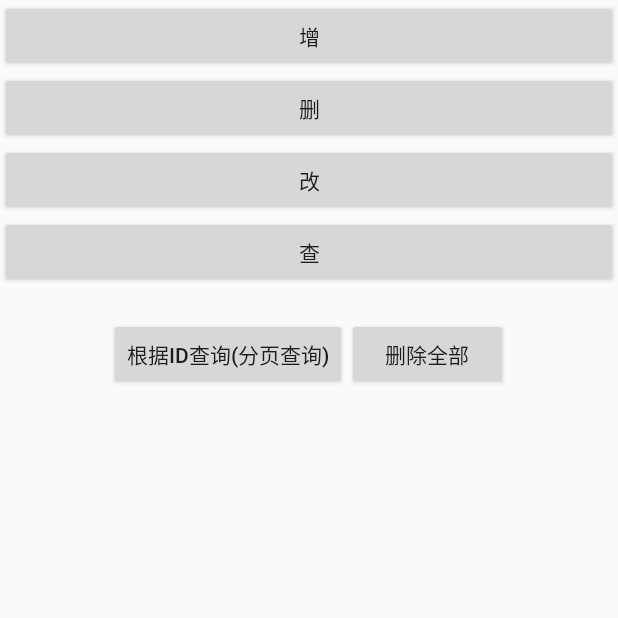
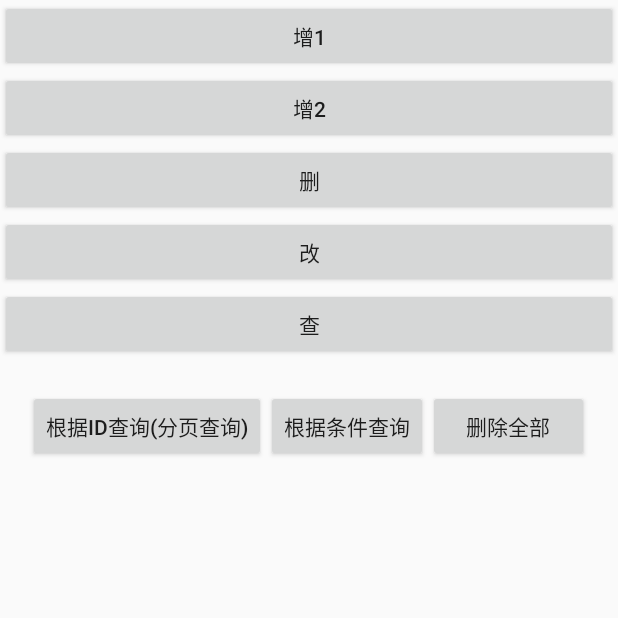
Before and after one commit to lingchuanxian/DemoSet, an Android app: the GreenDaoActivity screen opened directly, with no data from a screen before it, on a phone screen of 412 x 824 dp, the top half of it. Run offline under Robolectric (Android 15) with nearby library versions, the phone set to English and light mode, and no system bars; our stand-ins replace ButterKnife; libraries missing offline, so code that uses them is left out: org.greenrobot.greendao.

Commit message:
新增greendao条件查询。

```diff
--- a/app/src/main/res/layout/activity_chat_record.xml
+++ b/app/src/main/res/layout/activity_chat_record.xml
@@ -9,7 +9,13 @@
         android:id="@+id/button"
         android:layout_width="match_parent"
         android:layout_height="wrap_content"
-        android:text="增" />
+        android:text="增1" />
+
+    <Button
+        android:id="@+id/button1"
+        android:layout_width="match_parent"
+        android:layout_height="wrap_content"
+        android:text="增2" />
 
     <Button
         android:id="@+id/button2"
@@ -43,6 +49,12 @@
             android:text="根据ID查询(分页查询)" />
 
         <Button
+            android:id="@+id/btn_query_condition"
+            android:layout_width="wrap_content"
+            android:layout_height="wrap_content"
+            android:text="根据条件查询" />
+
+        <Button
             android:id="@+id/button5"
             android:layout_width="107dp"
             android:layout_height="wrap_content"
```
Also changed, not shown: app/src/main/java/cn/lingcx/demoset/activity/GreenDaoActivity.java (+14 -3 lines), app/src/main/java/cn/lingcx/demoset/db/ChatMessageRecordDaoOpen.java (+13 -0 lines).
